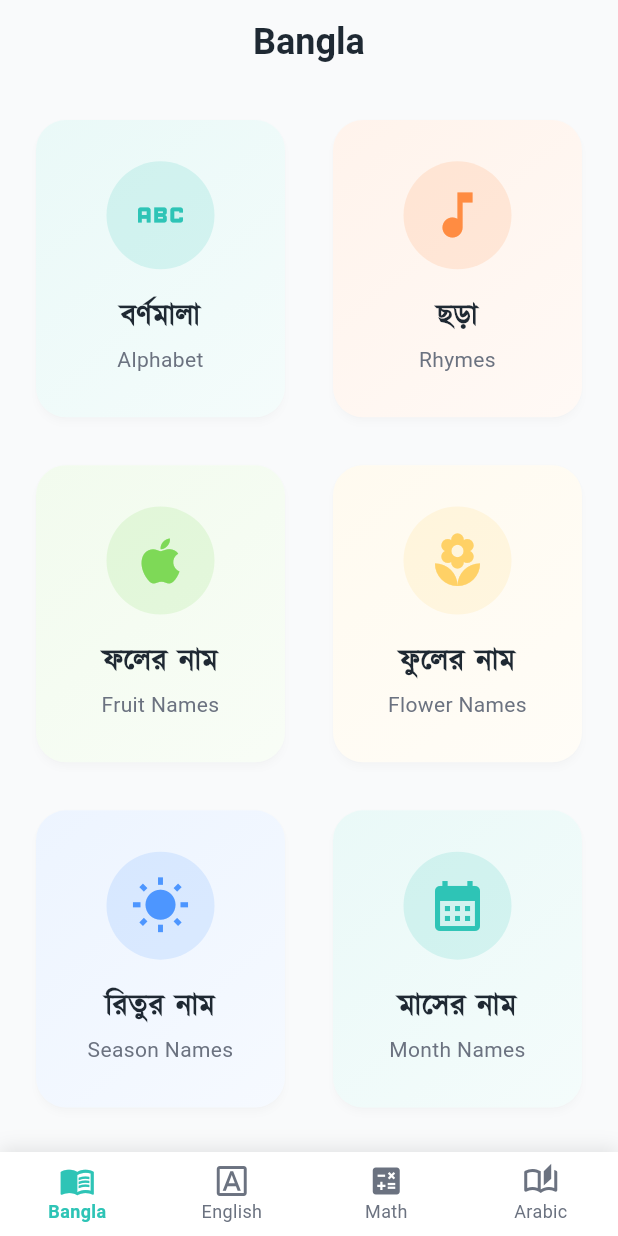
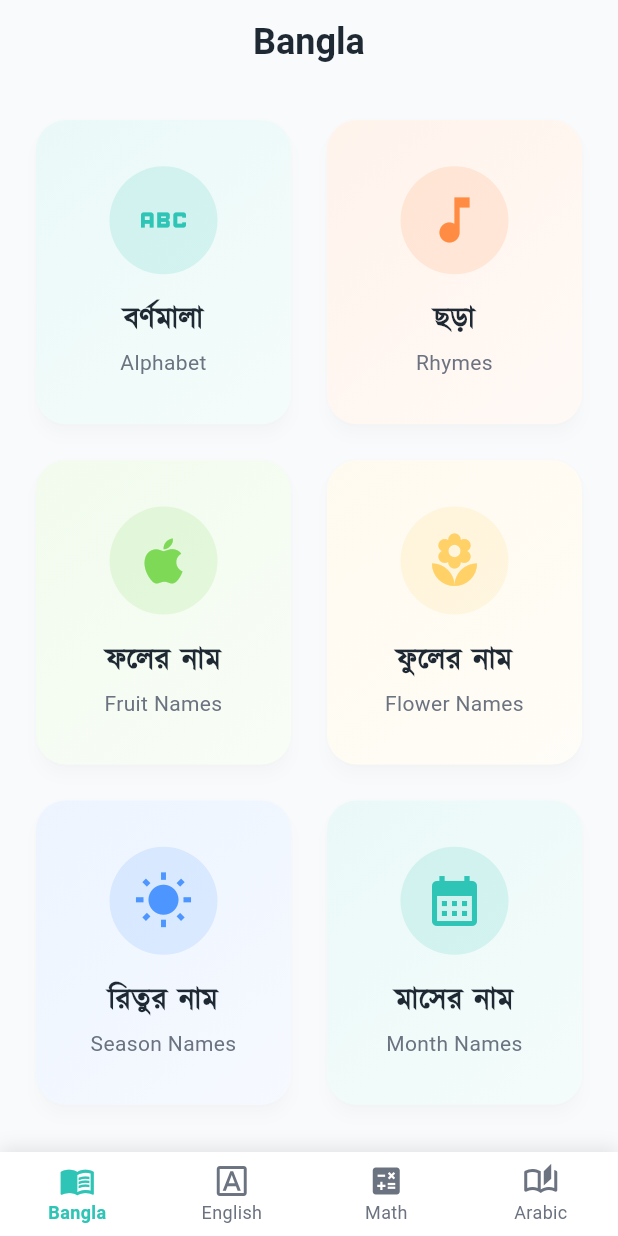
Before and after one commit to KafiulIslam/magical_book, a Flutter app: the screen it shows after launch, on a phone screen of 412 x 824 dp. Run offline on Flutter 3.47's test engine with Material 3 defaults, Android fonts, the phone set to English and light mode, and no system bars; our stand-ins replace flutter_riverpod, go_router.

Commit message:
refactor category model, widget

```diff
--- /dev/null
+++ b/lib/core/constants/font_family.dart
@@ -0,0 +1,3 @@
+class AppFontFamily{
+  static const String kalpurus = 'Kalpurush';
+}
--- a/lib/core/router/routes.dart
+++ b/lib/core/router/routes.dart
@@ -1,4 +1,5 @@
 class Routes {
+
   //!======================== Dashboard Routes ========================
   static const String dashboard = '/';
   static const String bangla = '/bangla';
@@ -6,9 +7,4 @@ class Routes {
   static const String math = '/math';
   static const String arabic = '/arabic';
 
-  //!======================== Route Names ========================
-  // static const String banglaName = 'bangla';
-  // static const String englishName = 'english';
-  // static const String mathName = 'math';
-  // static const String arabicName = 'arabic';
 }
--- a/lib/core/theme/app_theme.dart
+++ b/lib/core/theme/app_theme.dart
@@ -33,31 +33,31 @@ class AppTheme {
 
     // Text theme (kid-friendly)
     // Note: Kalpurush font is used for Bangla text via fontFamily property
-    textTheme: const TextTheme(
-      headlineLarge: TextStyle(
-        fontSize: 26,
-        fontWeight: FontWeight.w700,
-        color: AppColors.textPrimary,
-        height: 1.3,
-      ),
-      headlineMedium: TextStyle(
-        fontSize: 22,
-        fontWeight: FontWeight.w600,
-        color: AppColors.textPrimary,
-        height: 1.3,
-      ),
-      bodyLarge: TextStyle(
-        fontSize: 18,
-        fontWeight: FontWeight.w500,
-        color: AppColors.textPrimary,
-        height: 1.5,
-      ),
-      bodyMedium: TextStyle(
-        fontSize: 16,
-        color: AppColors.textSecondary,
-        height: 1.5,
-      ),
-    ),
+    // textTheme: const TextTheme(
+    //   headlineLarge: TextStyle(
+    //     fontSize: 26,
+    //     fontWeight: FontWeight.w700,
+    //     color: AppColors.textPrimary,
+    //     height: 1.3,
+    //   ),
+    //   headlineMedium: TextStyle(
+    //     fontSize: 22,
+    //     fontWeight: FontWeight.w600,
+    //     color: AppColors.textPrimary,
+    //     height: 1.3,
+    //   ),
+    //   bodyLarge: TextStyle(
+    //     fontSize: 18,
+    //     fontWeight: FontWeight.w500,
+    //     color: AppColors.textPrimary,
+    //     height: 1.5,
+    //   ),
+    //   bodyMedium: TextStyle(
+    //     fontSize: 16,
+    //     color: AppColors.textSecondary,
+    //     height: 1.5,
+    //   ),
+    // ),
 
     // Elevated buttons (main action)
     elevatedButtonTheme: ElevatedButtonThemeData(
--- /dev/null
+++ b/lib/features/bangla/models/bangla_category.dart
@@ -0,0 +1,16 @@
+import 'package:flutter/material.dart';
+
+
+class BanglaCategory {
+  final String title;
+  final String subtitle;
+  final IconData icon;
+  final Color color;
+
+  const BanglaCategory({
+    required this.title,
+    required this.subtitle,
+    required this.icon,
+    required this.color,
+  });
+}
--- a/lib/features/bangla/presentation/pages/bangla_page.dart
+++ /dev/null
@@ -1,188 +0,0 @@
-import 'package:flutter/material.dart';
-import '../../../../core/constants/app_colors.dart';
-
-class BanglaPage extends StatelessWidget {
-  const BanglaPage({super.key});
-
-  static final List<BanglaCategory> _categories = [
-    BanglaCategory(
-      title: 'বর্ণমালা',
-      subtitle: 'Alphabet',
-      icon: Icons.abc,
-      color: AppColors.primary,
-    ),
-    BanglaCategory(
-      title: 'ছড়া',
-      subtitle: 'Rhymes',
-      icon: Icons.music_note,
-      color: AppColors.action,
-    ),
-    BanglaCategory(
-      title: 'ফলের নাম',
-      subtitle: 'Fruit Names',
-      icon: Icons.apple,
-      color: AppColors.success,
-    ),
-    BanglaCategory(
-      title: 'ফুলের নাম',
-      subtitle: 'Flower Names',
-      icon: Icons.local_florist,
-      color: AppColors.reward,
-    ),
-    BanglaCategory(
-      title: 'রিতুর নাম',
-      subtitle: 'Season Names',
-      icon: Icons.wb_sunny,
-      color: AppColors.info,
-    ),
-    BanglaCategory(
-      title: 'মাসের নাম',
-      subtitle: 'Month Names',
-      icon: Icons.calendar_month,
-      color: AppColors.primary,
-    ),
-    BanglaCategory(
-      title: 'দিনের নাম',
-      subtitle: 'Day Names',
-      icon: Icons.today,
-      color: AppColors.action,
-    ),
-  ];
-
-  int _getCrossAxisCount(BuildContext context) {
-    final width = MediaQuery.of(context).size.width;
-    if (width > 900) {
-      return 4; // Large tablets/desktop
-    } else if (width > 600) {
-      return 3; // Tablets
-    } else {
-      return 2; // Mobile phones
-    }
-  }
-
-  double _getChildAspectRatio(BuildContext context) {
-    final width = MediaQuery.of(context).size.width;
-    if (width > 900) {
-      return 1.0; // Square cards for large screens
-    } else if (width > 600) {
-      return 0.95; // Slightly taller for tablets
-    } else {
-      return 0.85; // Taller cards for mobile
-    }
-  }
-
-  @override
-  Widget build(BuildContext context) {
-    return Scaffold(
-      body: SafeArea(
-        child: Padding(
-          padding: const EdgeInsets.all(16.0),
-          child: GridView.builder(
-            gridDelegate: SliverGridDelegateWithFixedCrossAxisCount(
-              crossAxisCount: _getCrossAxisCount(context),
-              crossAxisSpacing: 16,
-              mainAxisSpacing: 16,
-              childAspectRatio: _getChildAspectRatio(context),
-            ),
-            itemCount: _categories.length,
-            itemBuilder: (context, index) {
-              final category = _categories[index];
-              return _BanglaCategoryCard(category: category);
-            },
-          ),
-        ),
-      ),
-    );
-  }
-}
-
-class BanglaCategory {
-  final String title;
-  final String subtitle;
-  final IconData icon;
-  final Color color;
-
-  const BanglaCategory({
-    required this.title,
-    required this.subtitle,
-    required this.icon,
-    required this.color,
-  });
-}
-
-class _BanglaCategoryCard extends StatelessWidget {
-  final BanglaCategory category;
-
-  const _BanglaCategoryCard({
-    required this.category,
-  });
-
-  @override
-  Widget build(BuildContext context) {
-    return Card(
-      elevation: 2,
-      shape: RoundedRectangleBorder(
-        borderRadius: BorderRadius.circular(20),
-      ),
-      child: InkWell(
-        onTap: () {
-          // TODO: Navigate to category detail page
-        },
-        borderRadius: BorderRadius.circular(20),
-        child: Container(
-          decoration: BoxDecoration(
-            borderRadius: BorderRadius.circular(20),
-            gradient: LinearGradient(
-              begin: Alignment.topLeft,
-              end: Alignment.bottomRight,
-              colors: [
-                category.color.withOpacity(0.1),
-                category.color.withOpacity(0.05),
-              ],
-            ),
-          ),
-          child: Padding(
-            padding: const EdgeInsets.all(16.0),
-            child: Column(
-              mainAxisAlignment: MainAxisAlignment.center,
-              children: [
-                Container(
-                  padding: const EdgeInsets.all(16),
-                  decoration: BoxDecoration(
-                    color: category.color.withOpacity(0.15),
-                    shape: BoxShape.circle,
-                  ),
-                  child: Icon(
-                    category.icon,
-                    size: 40,
-                    color: category.color,
-                  ),
-                ),
-                const SizedBox(height: 16),
-                Text(
-                  category.title,
-                  style: const TextStyle(
-                    fontFamily: 'Kalpurush',
-                    fontSize: 20,
-                    fontWeight: FontWeight.bold,
-                    color: AppColors.textPrimary,
-                  ),
-                  textAlign: TextAlign.center,
-                ),
-                const SizedBox(height: 4),
-                Text(
-                  category.subtitle,
-                  style: TextStyle(
-                    fontSize: 14,
-                    color: AppColors.textSecondary,
-                  ),
-                  textAlign: TextAlign.center,
-                ),
-              ],
-            ),
-          ),
-        ),
-      ),
-    );
-  }
-}
--- /dev/null
+++ b/lib/features/bangla/presentation/views/bangla_page.dart
@@ -0,0 +1,99 @@
+import 'package:flutter/material.dart';
+import '../../../../core/constants/app_colors.dart';
+import '../../models/bangla_category.dart';
+import '../widgets/bangla_category_card.dart';
+
+class BanglaPage extends StatelessWidget {
+  const BanglaPage({super.key});
+
+  static final List<BanglaCategory> _categories = [
+    BanglaCategory(
+      title: 'বর্ণমালা',
+      subtitle: 'Alphabet',
+      icon: Icons.abc,
+      color: AppColors.primary,
+    ),
+    BanglaCategory(
+      title: 'ছড়া',
+      subtitle: 'Rhymes',
+      icon: Icons.music_note,
+      color: AppColors.action,
+    ),
+    BanglaCategory(
+      title: 'ফলের নাম',
+      subtitle: 'Fruit Names',
+      icon: Icons.apple,
+      color: AppColors.success,
+    ),
+    BanglaCategory(
+      title: 'ফুলের নাম',
+      subtitle: 'Flower Names',
+      icon: Icons.local_florist,
+      color: AppColors.reward,
+    ),
+    BanglaCategory(
+      title: 'রিতুর নাম',
+      subtitle: 'Season Names',
+      icon: Icons.wb_sunny,
+      color: AppColors.info,
+    ),
+    BanglaCategory(
+      title: 'মাসের নাম',
+      subtitle: 'Month Names',
+      icon: Icons.calendar_month,
+      color: AppColors.primary,
+    ),
+    BanglaCategory(
+      title: 'দিনের নাম',
+      subtitle: 'Day Names',
+      icon: Icons.today,
+      color: AppColors.action,
+    ),
+  ];
+
+  int _getCrossAxisCount(BuildContext context) {
+    final width = MediaQuery.of(context).size.width;
+    if (width > 900) {
+      return 4; // Large tablets/desktop
+    } else if (width > 600) {
+      return 3; // Tablets
+    } else {
+      return 2; // Mobile phones
+    }
+  }
+
+  double _getChildAspectRatio(BuildContext context) {
+    final width = MediaQuery.of(context).size.width;
+    if (width > 900) {
+      return 1.0; // Square cards for large screens
+    } else if (width > 600) {
+      return 0.95; // Slightly taller for tablets
+    } else {
+      return 0.85; // Taller cards for mobile
+    }
+  }
+
+  @override
+  Widget build(BuildContext context) {
+    return Scaffold(
+      body: SafeArea(
+        child: Padding(
+          padding: const EdgeInsets.all(16.0),
+          child: GridView.builder(
+            gridDelegate: SliverGridDelegateWithFixedCrossAxisCount(
+              crossAxisCount: _getCrossAxisCount(context),
+              crossAxisSpacing: 8,
+              mainAxisSpacing: 8,
+              childAspectRatio: _getChildAspectRatio(context),
+            ),
+            itemCount: _categories.length,
+            itemBuilder: (context, index) {
+              final category = _categories[index];
+              return BanglaCategoryCard(category: category);
+            },
+          ),
+        ),
+      ),
+    );
+  }
+}
--- /dev/null
+++ b/lib/features/bangla/presentation/widgets/bangla_category_card.dart
@@ -0,0 +1,82 @@
+import 'package:flutter/material.dart';
+import '../../../../core/constants/app_colors.dart';
+import '../../models/bangla_category.dart';
+
+
+class BanglaCategoryCard extends StatelessWidget {
+  final BanglaCategory category;
+
+  const BanglaCategoryCard({
+    required this.category,
+  });
+
+  @override
+  Widget build(BuildContext context) {
+    return Card(
+      elevation: 4,
+      shape: RoundedRectangleBorder(
+        borderRadius: BorderRadius.circular(20),
+      ),
+      child: InkWell(
+        onTap: () {
+          // TODO: Navigate to category detail page
+        },
+        borderRadius: BorderRadius.circular(20),
+        child: Container(
+          decoration: BoxDecoration(
+            borderRadius: BorderRadius.circular(20),
+            gradient: LinearGradient(
+              begin: Alignment.topLeft,
+              end: Alignment.bottomRight,
+              colors: [
+                category.color.withOpacity(0.1),
+                category.color.withOpacity(0.05),
+              ],
+            ),
+          ),
+          child: Padding(
+            padding: const EdgeInsets.all(16.0),
+            child: Column(
+              mainAxisAlignment: MainAxisAlignment.center,
+              children: [
+                Container(
+                  padding: const EdgeInsets.all(16),
+                  decoration: BoxDecoration(
+                    color: category.color.withOpacity(0.15),
+                    shape: BoxShape.circle,
+                  ),
+                  child: Icon(
+                    category.icon,
+                    size: 40,
+                    color: category.color,
+                  ),
+                ),
+                const SizedBox(height: 16),
+                Text(
+                  category.title,
+
+                  style: TextStyle(
+                    fontFamily: 'Kalpurush',
+                    fontSize: 20,
+                    fontWeight: FontWeight.bold,
+                    color: AppColors.textPrimary,
+                  ),
+                  textAlign: TextAlign.center,
+                ),
+                const SizedBox(height: 4),
+                Text(
+                  category.subtitle,
+                  style: TextStyle(
+                    fontSize: 14,
+                    color: AppColors.textSecondary,
+                  ),
+                  textAlign: TextAlign.center,
+                ),
+              ],
+            ),
+          ),
+        ),
+      ),
+    );
+  }
+}
```
Also changed, not shown: lib/core/router/app_router.dart (+6 -11 lines), lib/features/arabic/presentation/views/arabic_page.dart (renamed from lib/features/arabic/presentation/pages/arabic_page.dart), lib/features/dashboard/presentation/views/dashboard_page.dart (renamed from lib/features/dashboard/presentation/pages/dashboard_page.dart), lib/features/english/presentation/views/english_page.dart (renamed from lib/features/english/presentation/pages/english_page.dart), lib/features/math/presentation/views/math_page.dart (renamed from lib/features/math/presentation/pages/math_page.dart).
